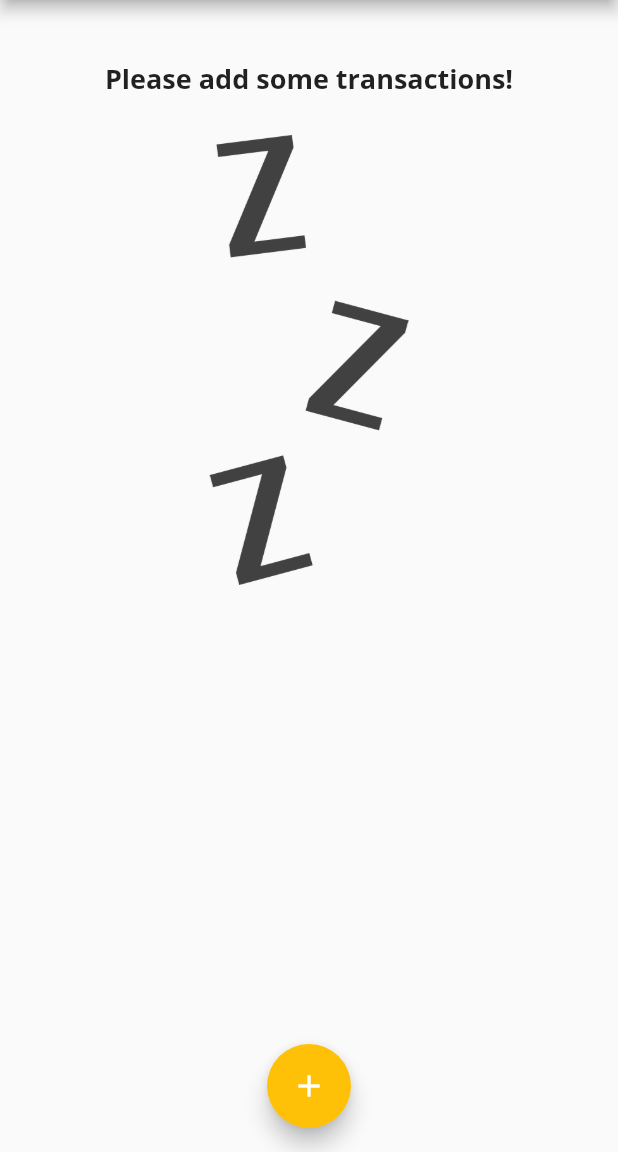
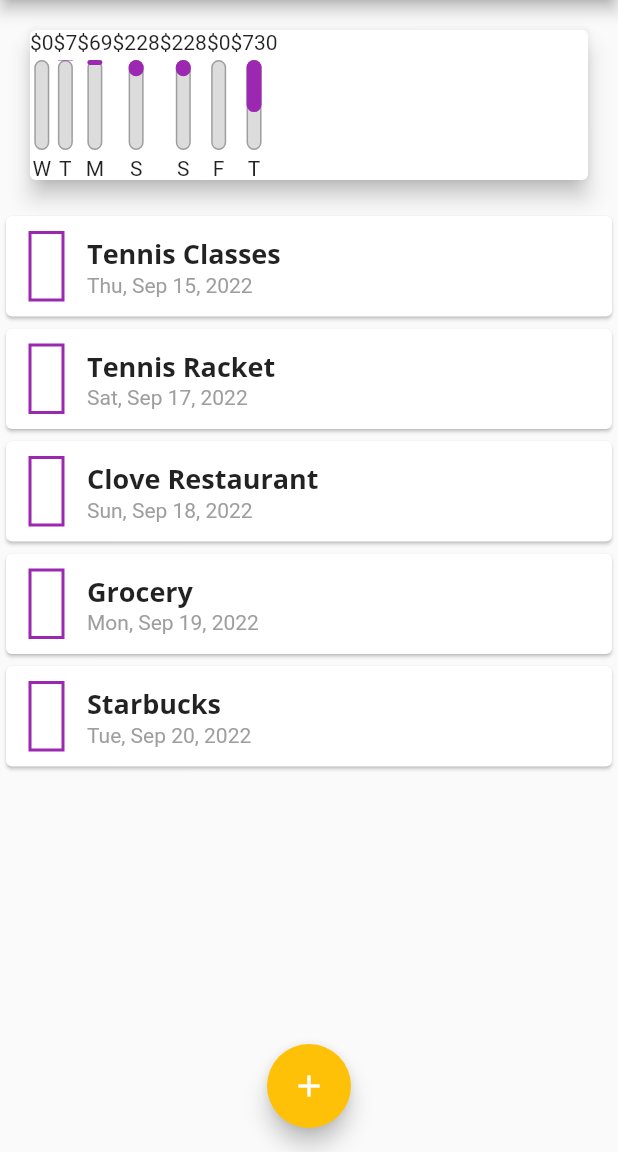
Before and after one commit to arnab/flutter_playground_expenses, a Flutter app: the screen it shows after launch, on a phone screen of 412 x 824 dp, the part 84-1236 px from its top. Run offline on Flutter 3.47's test engine with Material 2 defaults, Android fonts, the phone set to English and light mode, and no system bars; missing offline and left inert: dart:ffi, money2.

Commit message:
producing a sliding bar with FractionallySizedBox and Stack widgets in ChartBar

```diff
--- a/lib/main.dart
+++ b/lib/main.dart
@@ -49,7 +49,13 @@ class MyHomePage extends StatefulWidget {
 class _MyHomePageState extends State<MyHomePage> {
   final _uuid = const Uuid();
 
-  final List<Transaction> _transactions = [];
+  final List<Transaction> _transactions = [
+    Transaction(id: const Uuid().v4(), title: 'Tennis Classes', amount: 730.00, createdAt: DateTime.parse('2022-09-15')),
+    Transaction(id: const Uuid().v4(), title: 'Tennis Racket', amount: 227.99, createdAt: DateTime.parse('2022-09-17')),
+    Transaction(id: const Uuid().v4(), title: 'Clove Restaurant', amount: 227.99, createdAt: DateTime.parse('2022-09-18')),
+    Transaction(id: const Uuid().v4(), title: 'Grocery', amount: 68.72, createdAt: DateTime.parse('2022-09-19')),
+    Transaction(id: const Uuid().v4(), title: 'Starbucks', amount: 6.72, createdAt: DateTime.parse('2022-09-20')),
+  ];
 
   List<Transaction> get _recentTransactions {
     return _transactions.where((tx) {
--- a/lib/widgets/chart.dart
+++ b/lib/widgets/chart.dart
@@ -2,6 +2,7 @@ import 'package:flutter/material.dart';
 import 'package:intl/intl.dart';
 
 import '../data/transaction.dart';
+import 'chart_bar.dart';
 
 class Chart extends StatelessWidget {
   const Chart(this._recentTransactions, {Key? key}) : super(key: key);
@@ -20,10 +21,14 @@ class Chart extends StatelessWidget {
           .fold(0.0, (a, b) => a + b);
 
       return {
-        'day': DateFormat.E().format(doW),
+        'day': DateFormat.E().format(doW).substring(0, 1),
         'amount': sumForDay,
       };
     });
+  }
+
+  double get totalSpending {
+    return transactionsByDoW.fold(0.0, (currentTotal, tx) => currentTotal + (tx['amount'] as double));
   }
 
   @override
@@ -32,7 +37,13 @@ class Chart extends StatelessWidget {
       elevation: 6,
       margin: const EdgeInsets.all(20),
       child: Row(
-        children: [],
+        children: transactionsByDoW.map((data) {
+          return ChartBar(
+            label: data['day'] as String,
+            spendingAmount: (data['amount'] as double),
+            spendingAsPct: (data['amount'] as double) / totalSpending,
+          );
+        }).toList(),
       ),
     );
   }
--- /dev/null
+++ b/lib/widgets/chart_bar.dart
@@ -0,0 +1,54 @@
+import 'package:flutter/material.dart';
+
+class ChartBar extends StatelessWidget {
+  const ChartBar(
+      {Key? key,
+      required this.label,
+      required this.spendingAmount,
+      required this.spendingAsPct})
+      : super(key: key);
+
+  final String label;
+  final double spendingAmount;
+  final double spendingAsPct;
+
+  @override
+  Widget build(BuildContext context) {
+    return Column(
+      children: [
+        Text('\$${spendingAmount.toStringAsFixed(0)}'),
+        const SizedBox(
+          height: 4,
+        ),
+        SizedBox(
+          height: 60,
+          width: 10,
+          child: Stack(
+            children: [
+              Container(
+                decoration: BoxDecoration(
+                  border: Border.all(color: Colors.grey, width: 1),
+                  color: const Color.fromRGBO(220, 220, 220, 1),
+                  borderRadius: BorderRadius.circular(10),
+                ),
+              ),
+              FractionallySizedBox(
+                heightFactor: spendingAsPct,
+                child: Container(
+                  decoration: BoxDecoration(
+                    color: Theme.of(context).colorScheme.primary,
+                    borderRadius: BorderRadius.circular(10),
+                  ),
+                ),
+              ),
+            ],
+          ),
+        ),
+        const SizedBox(
+          height: 4,
+        ),
+        Text(label),
+      ],
+    );
+  }
+}
```
